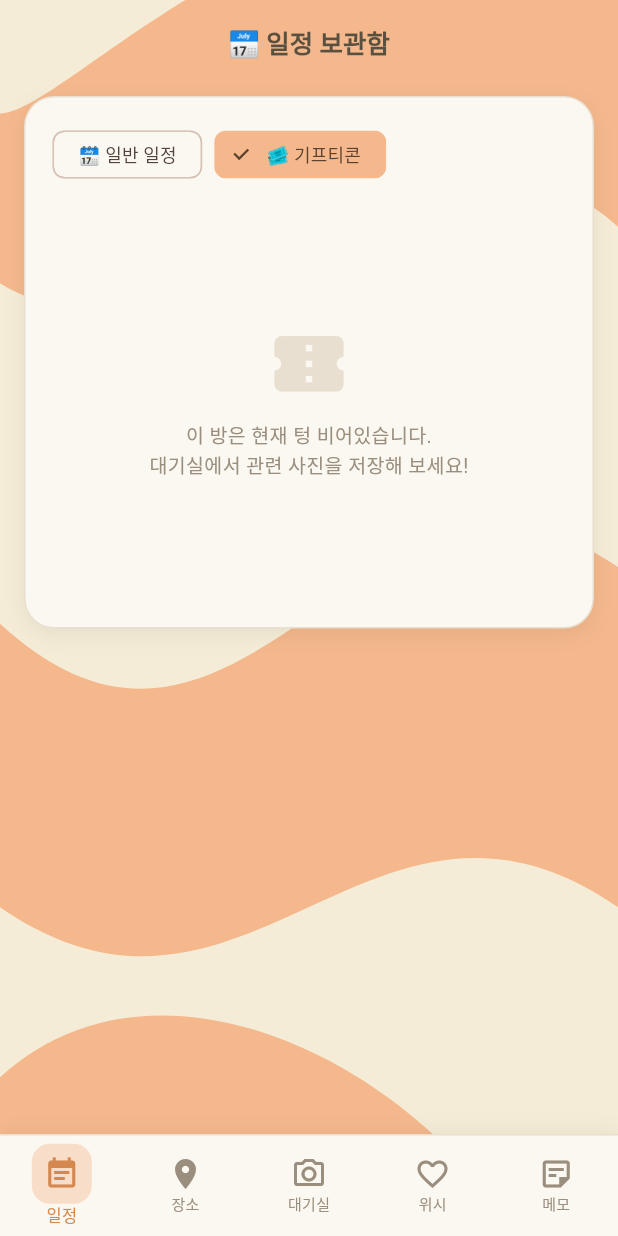
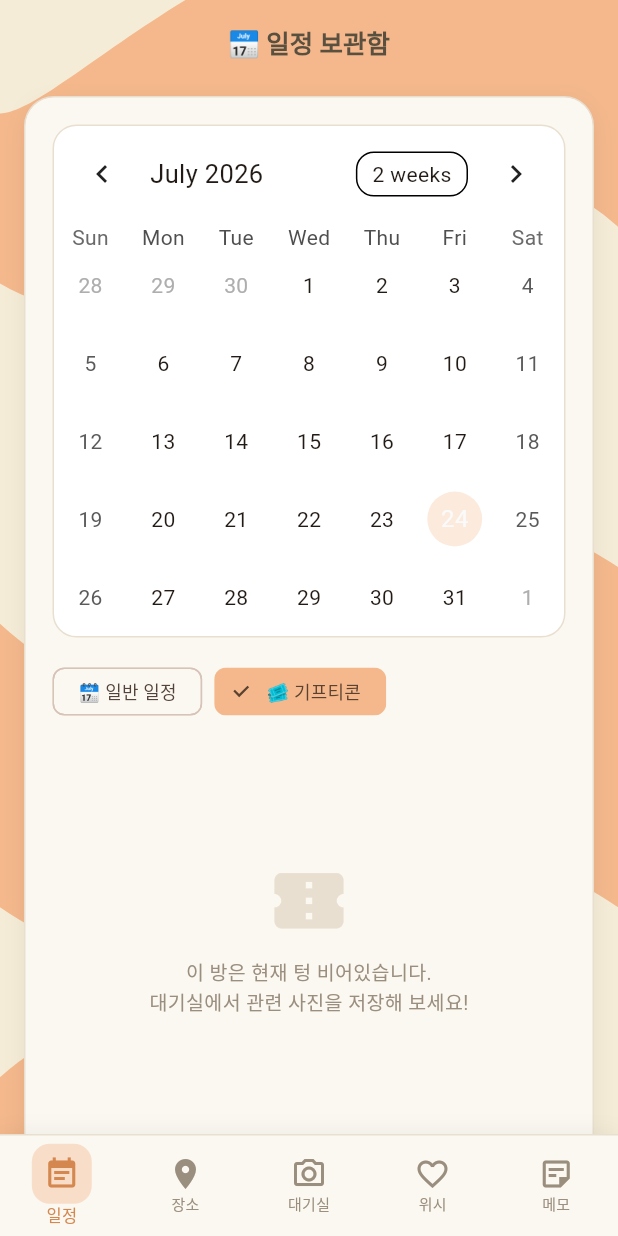
Before and after one commit to costlysiya/capstone-2026-team-35, a Flutter app: the screen it shows after launch, after a tap on "🎟️ 기프티콘", on a phone screen of 412 x 824 dp. Run offline on Flutter 3.47's test engine with Material 3 defaults, Android fonts, the phone set to English and light mode, and no system bars; drawn by our look-alikes of table_calendar; our stand-ins replace dio, flutter_riverpod, image_cropper, image_picker, sqflite, sqflite_common_ffi; missing offline and left inert: google_mlkit_text_recognition, tflite_flutter; accounts and stored records are empty; statements that could not run were skipped.

Commit message:
feat: add TableCalendar to schedule archive with smart date filtering

```diff
--- a/lib/main.dart
+++ b/lib/main.dart
@@ -11,7 +11,8 @@ import 'core/ml/on_device_text_classifier.dart';
 import 'core/storage/app_storage.dart';
 import 'core/storage/database_helper.dart';
 import 'core/utils/masking_helper.dart';
-
+import 'package:table_calendar/table_calendar.dart';
+import 'package:intl/intl.dart';
 // ━━━━━━━━━━━━━━━━━━━━━━━━━━━━━━━━━━━━━━━━━
 // 🎨 소생 앱 디자인 테마 (뮤트파스텔-아이보리-베이지)
 // ━━━━━━━━━━━━━━━━━━━━━━━━━━━━━━━━━━━━━━━━━
@@ -196,6 +197,10 @@ final placeLocationProvider = Provider((ref) => TextEditingController());
 
 // 전역 데이터 보관함
 final savedCardsProvider = StateProvider<List<Map<String, dynamic>>>((ref) => []);
+
+// 🗓️ 캘린더 관련 상태 (일정 보관함)
+final focusedDayProvider = StateProvider<DateTime>((ref) => DateTime.now());
+final selectedDayProvider = StateProvider<DateTime?>((ref) => null);
 // 선택 삭제 모드
 final isSelectModeProvider = StateProvider<bool>((ref) => false);
 final selectedCardsIdsProvider = StateProvider<Set<int>>((ref) => {});
@@ -1664,11 +1669,27 @@ class HomeScreen extends ConsumerWidget {
                                   int targetCatId = int.parse(menuParts[1]);
                                   int? targetSubCatId = menuParts.length > 2 ? int.parse(menuParts[2]) : null;
 
+                                  final selectedDay = ref.watch(selectedDayProvider);
+                                  final focusedDay = ref.watch(focusedDayProvider);
+
                                   final filteredCards = savedCards.where((c) {
                                     if (targetSubCatId != null) {
-                                      return c['categoryId'] == targetCatId && c['subCategoryId'] == targetSubCatId;
+                                      if (c['categoryId'] != targetCatId || c['subCategoryId'] != targetSubCatId) return false;
+                                    } else {
+                                      if (c['categoryId'] != targetCatId) return false;
                                     }
-                                    return c['categoryId'] == targetCatId;
+
+                                    // B방식: 캘린더 날짜 필터링 (일정, 기프티콘일 때만)
+                                    if (currentMenu.startsWith('cat_0') && selectedDay != null) {
+                                      String cardDateStr = c['extraInfo'] ?? '';
+                                      if (cardDateStr.isNotEmpty) {
+                                        String selectedDateStr = DateFormat('yyyy/MM/dd').format(selectedDay);
+                                        if (!cardDateStr.contains(selectedDateStr)) return false;
+                                      } else {
+                                        return false; // 날짜 정보 없으면 숨김
+                                      }
+                                    }
+                                    return true;
                                   }).toList();
 
                                   final isSelectMode = ref.watch(isSelectModeProvider);
@@ -1676,8 +1697,55 @@ class HomeScreen extends ConsumerWidget {
 
                                   return Padding(
                                     padding: const EdgeInsets.only(bottom: 12),
-                                    child: Row(
+                                    child: Column(
+                                      crossAxisAlignment: CrossAxisAlignment.stretch,
                                       children: [
+                                        if (currentMenu.startsWith('cat_0')) ...[
+                                          // 🗓️ 캘린더 위젯
+                                          Container(
+                                            margin: const EdgeInsets.only(bottom: 16),
+                                            decoration: BoxDecoration(
+                                              color: Colors.white,
+                                              borderRadius: BorderRadius.circular(16),
+                                              border: Border.all(color: SoseangTheme.border),
+                                            ),
+                                            child: TableCalendar(
+                                              firstDay: DateTime.utc(2020, 1, 1),
+                                              lastDay: DateTime.utc(2030, 12, 31),
+                                              focusedDay: focusedDay,
+                                              selectedDayPredicate: (day) => isSameDay(selectedDay, day),
+                                              onDaySelected: (sDay, fDay) {
+                                                // 동일 날짜 누르면 선택 해제 (전체 보기)
+                                                if (isSameDay(selectedDay, sDay)) {
+                                                  ref.read(selectedDayProvider.notifier).state = null;
+                                                } else {
+                                                  ref.read(selectedDayProvider.notifier).state = sDay;
+                                                  ref.read(focusedDayProvider.notifier).state = fDay;
+                                                }
+                                              },
+                                              calendarStyle: CalendarStyle(
+                                                selectedDecoration: const BoxDecoration(
+                                                  color: SoseangTheme.scheduleColor,
+                                                  shape: BoxShape.circle,
+                                                ),
+                                                todayDecoration: BoxDecoration(
+                                                  color: SoseangTheme.scheduleColor.withOpacity(0.3),
+                                                  shape: BoxShape.circle,
+                                                ),
+                                                markerDecoration: const BoxDecoration(
+                                                  color: SoseangTheme.scheduleDark,
+                                                  shape: BoxShape.circle,
+                                                ),
+                                              ),
+                                              eventLoader: (day) {
+                                                String dayStr = DateFormat('yyyy/MM/dd').format(day);
+                                                return savedCards.where((c) => c['categoryId'] == 0 && (c['extraInfo'] ?? '').contains(dayStr)).toList();
+                                              },
+                                            ),
+                                          ),
+                                        ],
+                                        Row(
+                                          children: [
                                         if (currentMenu.startsWith('cat_0')) ...[
                                           ChoiceChip(
                                             label: const Text('🗓️ 일반 일정', style: TextStyle(fontSize: 12)),
@@ -1755,10 +1823,12 @@ class HomeScreen extends ConsumerWidget {
                                               },
                                             ),
                                       ],
-                                    ),
-                                  );
-                                },
-                              ),
+                                    ), // Row
+                                  ],
+                                ), // Column
+                              ); // Padding
+                            },
+                          ),
                               NavigatorBuilder(
                                 builder: (context) {
                                   List<String> menuParts = currentMenu.split('_');
--- a/pubspec.yaml
+++ b/pubspec.yaml
@@ -46,6 +46,8 @@ dependencies:
   path: ^1.9.0
   sqflite_common_ffi: ^2.4.2
   tflite_flutter: ^0.12.1
+  table_calendar: ^3.2.0
+  intl: ^0.20.3
 
 dev_dependencies:
   flutter_test:
```
Also changed, not shown: pubspec.lock.
